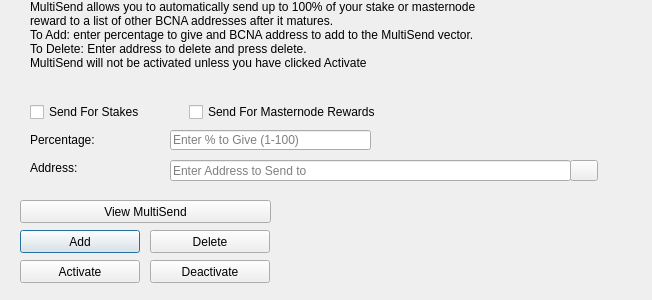
Above: src/qt/forms/multisenddialog.ui from BitCannaGlobal/BCNA_bitcore_old before the change. Below: the same form after it.
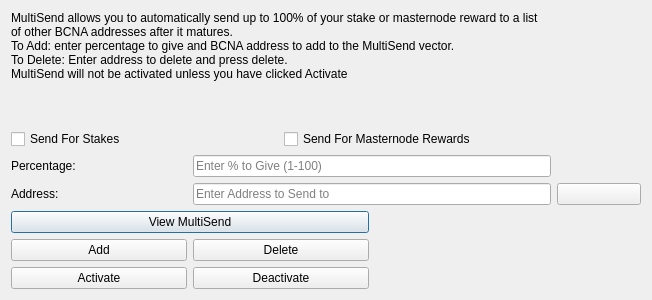
That is the form after the change. Icons and pictures are not drawn.

Commit message: Set of changes - new wallet design, synchronization improvements, masternodes fixes

Diff of the .ui file:
```diff
--- a/src/qt/forms/multisenddialog.ui
+++ b/src/qt/forms/multisenddialog.ui
@@ -16,47 +16,9 @@
   <property name="windowTitle">
    <string>MultiSend</string>
   </property>
-  <widget class="QLineEdit" name="multiSendPercentEdit">
-   <property name="geometry">
-    <rect>
-     <x>170</x>
-     <y>130</y>
-     <width>201</width>
-     <height>20</height>
-    </rect>
-   </property>
-   <property name="toolTip">
-    <string>Enter whole numbers 1 - 100</string>
-   </property>
-   <property name="placeholderText">
-    <string>Enter % to Give (1-100)</string>
-   </property>
-  </widget>
-  <widget class="QLineEdit" name="multiSendAddressEdit">
-   <property name="geometry">
-    <rect>
-     <x>170</x>
-     <y>160</y>
-     <width>401</width>
-     <height>21</height>
-    </rect>
-   </property>
-   <property name="toolTip">
-    <string/>
-   </property>
-   <property name="placeholderText">
-    <string>Enter Address to Send to</string>
-   </property>
-  </widget>
+  <layout class="QGridLayout" name="gridLayout">
+   <item row="0" column="0" colspan="3">
   <widget class="QLabel" name="label_2">
-   <property name="geometry">
-    <rect>
-     <x>30</x>
-     <y>0</y>
-     <width>451</width>
-     <height>121</height>
-    </rect>
-   </property>
    <property name="lineWidth">
     <number>1</number>
    </property>
@@ -73,28 +35,27 @@
     <bool>true</bool>
    </property>
   </widget>
-  <widget class="QLabel" name="message">
-   <property name="geometry">
-    <rect>
-     <x>290</x>
-     <y>200</y>
-     <width>351</width>
-     <height>91</height>
-    </rect>
-   </property>
+   </item>
+   <item row="1" column="0" colspan="3">
+    <layout class="QHBoxLayout" name="horizontalLayout">
+     <item>
+      <widget class="QCheckBox" name="multiSendStakeCheckBox">
    <property name="text">
-    <string/>
-   </property>
-  </widget>
-  <widget class="QPushButton" name="addButton">
-   <property name="geometry">
-    <rect>
-     <x>20</x>
-     <y>230</y>
-     <width>120</width>
-     <height>23</height>
-    </rect>
-   </property>
+        <string>Send For Stakes</string>
+       </property>
+      </widget>
+     </item>
+     <item>
+      <widget class="QCheckBox" name="multiSendMasternodeCheckBox">
+       <property name="text">
+        <string>Send For Masternode Rewards</string>
+       </property>
+      </widget>
+     </item>
+    </layout>
+   </item>
+   <item row="2" column="0">
+    <widget class="QLabel" name="label">
    <property name="toolTip">
     <string/>
    </property>
@@ -102,34 +63,42 @@
     <string>Add to MultiSend Vector</string>
    </property>
    <property name="text">
-    <string>Add</string>
-   </property>
-  </widget>
-  <widget class="QPushButton" name="disableButton">
-   <property name="geometry">
-    <rect>
-     <x>150</x>
-     <y>260</y>
-     <width>120</width>
-     <height>23</height>
-    </rect>
-   </property>
-   <property name="statusTip">
-    <string>Deactivate MultiSend</string>
-   </property>
+      <string>Percentage:</string>
+     </property>
+    </widget>
+   </item>
+   <item row="2" column="1" colspan="2">
+    <widget class="QLineEdit" name="multiSendPercentEdit">
+     <property name="toolTip">
+      <string>Enter whole numbers 1 - 100</string>
+     </property>
+     <property name="placeholderText">
+      <string>Enter % to Give (1-100)</string>
+     </property>
+    </widget>
+   </item>
+   <item row="3" column="0">
+    <widget class="QLabel" name="label_5">
+     <property name="toolTip">
+      <string>Address to send portion of stake to</string>
+     </property>
    <property name="text">
-    <string>Deactivate</string>
-   </property>
-  </widget>
+      <string>Address:</string>
+     </property>
+    </widget>
+   </item>
+   <item row="3" column="1" colspan="2">
+    <widget class="QLineEdit" name="multiSendAddressEdit">
+     <property name="toolTip">
+      <string/>
+     </property>
+     <property name="placeholderText">
+      <string>Enter Address to Send to</string>
+     </property>
+    </widget>
+   </item>
+   <item row="3" column="3">
   <widget class="QPushButton" name="addressBookButton">
-   <property name="geometry">
-    <rect>
-     <x>570</x>
-     <y>160</y>
-     <width>28</width>
-     <height>21</height>
-    </rect>
-   </property>
    <property name="toolTip">
     <string>Choose an address from the address book</string>
    </property>
@@ -147,47 +116,36 @@
     <bool>false</bool>
    </property>
   </widget>
-  <widget class="QLabel" name="label">
-   <property name="geometry">
-    <rect>
-     <x>30</x>
-     <y>130</y>
-     <width>121</width>
-     <height>20</height>
-    </rect>
-   </property>
+   </item>
+   <item row="4" column="0" colspan="2">
+    <widget class="QPushButton" name="viewButton">
    <property name="toolTip">
     <string>Percentage of stake to send</string>
    </property>
    <property name="text">
-    <string>Percentage:</string>
-   </property>
-  </widget>
-  <widget class="QLabel" name="label_5">
-   <property name="geometry">
-    <rect>
-     <x>30</x>
-     <y>160</y>
-     <width>111</width>
-     <height>16</height>
-    </rect>
-   </property>
+      <string>View MultiSend</string>
+     </property>
+    </widget>
+   </item>
+   <item row="4" column="2" rowspan="3" colspan="2">
+    <widget class="QLabel" name="message">
+     <property name="text">
+      <string/>
+     </property>
+    </widget>
+   </item>
+   <item row="5" column="0">
+    <widget class="QPushButton" name="addButton">
    <property name="toolTip">
     <string>Address to send portion of stake to</string>
    </property>
    <property name="text">
-    <string>Address:</string>
-   </property>
-  </widget>
+      <string>Add</string>
+     </property>
+    </widget>
+   </item>
+   <item row="5" column="1">
   <widget class="QPushButton" name="deleteButton">
-   <property name="geometry">
-    <rect>
-     <x>150</x>
-     <y>230</y>
-     <width>120</width>
-     <height>23</height>
-    </rect>
-   </property>
    <property name="toolTip">
     <string/>
    </property>
@@ -198,15 +156,9 @@
     <string>Delete</string>
    </property>
   </widget>
+   </item>
+   <item row="6" column="0">
   <widget class="QPushButton" name="activateButton">
-   <property name="geometry">
-    <rect>
-     <x>20</x>
-     <y>260</y>
-     <width>120</width>
-     <height>23</height>
-    </rect>
-   </property>
    <property name="statusTip">
     <string>Activate MultiSend</string>
    </property>
@@ -214,51 +166,18 @@
     <string>Activate</string>
    </property>
   </widget>
-  <widget class="QPushButton" name="viewButton">
-   <property name="geometry">
-    <rect>
-     <x>20</x>
-     <y>200</y>
-     <width>251</width>
-     <height>23</height>
-    </rect>
-   </property>
-   <property name="toolTip">
-    <string/>
-   </property>
+   </item>
+   <item row="6" column="1">
+    <widget class="QPushButton" name="disableButton">
    <property name="statusTip">
     <string>View MultiSend Vector</string>
    </property>
    <property name="text">
-    <string>View MultiSend</string>
-   </property>
-  </widget>
-  <widget class="QWidget" name="horizontalLayoutWidget">
-   <property name="geometry">
-    <rect>
-     <x>30</x>
-     <y>100</y>
-     <width>351</width>
-     <height>24</height>
-    </rect>
-   </property>
-   <layout class="QHBoxLayout" name="horizontalLayout">
-    <item>
-     <widget class="QCheckBox" name="multiSendStakeCheckBox">
-      <property name="text">
-       <string>Send For Stakes</string>
-      </property>
-     </widget>
-    </item>
-    <item>
-     <widget class="QCheckBox" name="multiSendMasternodeCheckBox">
-      <property name="text">
-       <string>Send For Masternode Rewards</string>
+      <string>Deactivate</string>
       </property>
      </widget>
     </item>
    </layout>
-  </widget>
  </widget>
  <resources>
   <include location="../bitcanna.qrc"/>
```
Left out of the diff: 23 changed lines with no effect on the pictures. Lines whose indentation alone changed are shown as unchanged. The commit also changes 165 other files.
